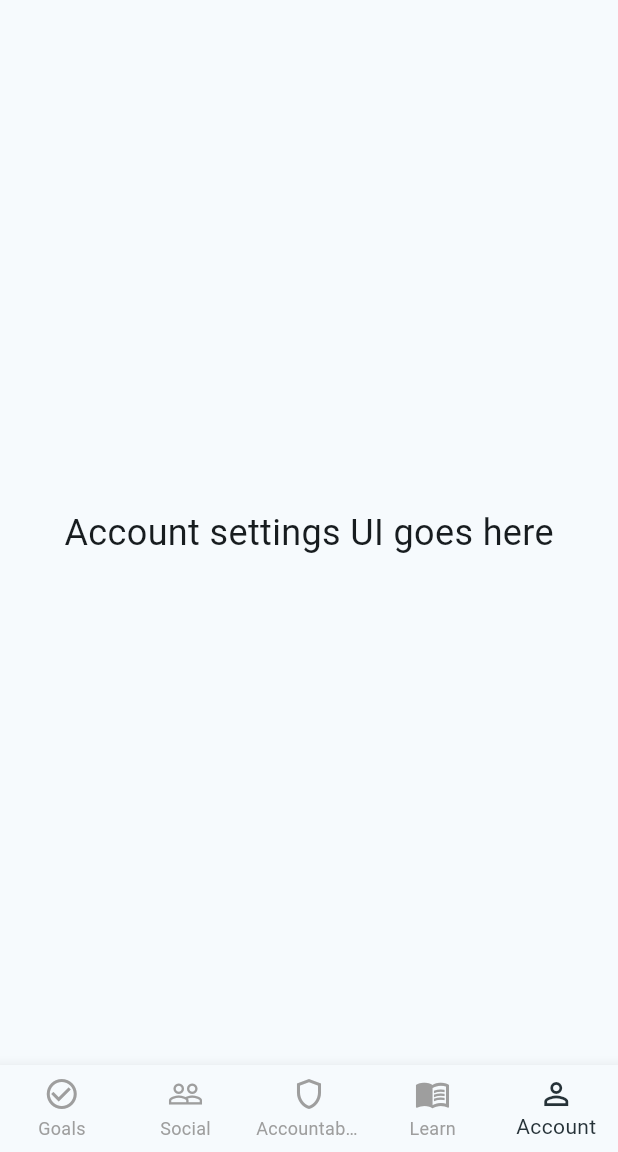
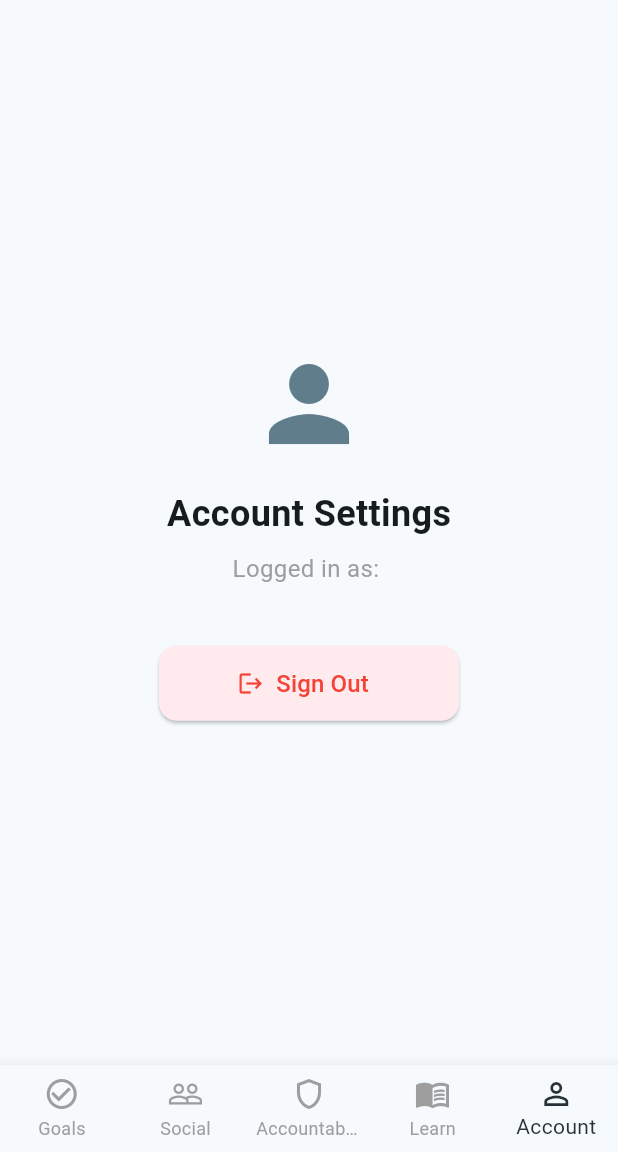
Before and after one commit to jaredroth98/Make-It-Happen, a Flutter app: the MainNavigation screen opened directly, item 5 of the bottom bar chosen, on a phone screen of 412 x 824 dp, the part 84-1236 px from its top. Run offline on Flutter 3.47's test engine with Material 3 defaults, Android fonts, the phone set to English and light mode, and no system bars; our stand-ins replace firebase_auth, firebase_core, table_calendar; accounts and stored records are empty.

Commit message:
Create sign out functionality

```diff
--- a/lib/main.dart
+++ b/lib/main.dart
@@ -4,6 +4,7 @@ import 'screens/accountability_screen.dart';
 import 'package:firebase_core/firebase_core.dart';
 import 'firebase_options.dart';
 import 'screens/login_screen.dart';
+import 'screens/account_screen.dart';
 
 // 1. The Spark Plug
 void main() async {
@@ -51,7 +52,7 @@ class _MainNavigationState extends State<MainNavigation> {
     const Center(child: Text('Social screen UI goes here', style: TextStyle(fontSize: 24))),
     const AccountabilityScreen(),
     const Center(child: Text("Learn UI goes here", style: TextStyle(fontSize: 24))),
-    const Center(child: Text('Account settings UI goes here', style: TextStyle(fontSize: 24))),
+    const AccountScreen(),
   ];
 
   // The function that runs when a tab is tapped
--- /dev/null
+++ b/lib/screens/account_screen.dart
@@ -0,0 +1,65 @@
+import 'package:flutter/material.dart';
+import '../services/auth_service.dart';
+import 'login_screen.dart';
+
+class AccountScreen extends StatelessWidget {
+  const AccountScreen({super.key});
+
+  @override
+  Widget build(BuildContext context) {
+    final authService = AuthService();
+    final currentUser = authService.currentUser;
+
+    return Center(
+      child: Column(
+        mainAxisAlignment: MainAxisAlignment.center,
+        children: [
+          const Icon(Icons.person, size: 80, color: Colors.blueGrey),
+          const SizedBox(height: 16),
+          const Text(
+            "Account Settings",
+            style: TextStyle(fontSize: 24, fontWeight: FontWeight.bold),
+          ),
+          const SizedBox(height: 8),
+
+          // Display the email of the currently logged-in user
+          Text(
+            "Logged in as: ${currentUser?.email ?? 'Unknown User'}",
+            style: const TextStyle(fontSize: 16, color: Colors.grey),
+          ),
+          const SizedBox(height: 40),
+
+          // The Sign Out Button
+          SizedBox(
+            width: 200,
+            height: 50,
+            child: ElevatedButton.icon(
+              icon: const Icon(Icons.logout),
+              label: const Text("Sign Out", style: TextStyle(fontSize: 16)),
+              style: ElevatedButton.styleFrom(
+                backgroundColor: Colors.red.shade50,
+                foregroundColor: Colors.red,
+                shape: RoundedRectangleBorder(borderRadius: BorderRadius.circular(12)),
+              ),
+              onPressed: () async {
+                // 1. Tell Firebase to terminate the session
+                await authService.signOut();
+
+                // 2. Kick the user back to the Login Screen
+                if (context.mounted) {
+                  // We use pushAndRemoveUntil to completely destroy the navigation history.
+                  // This prevents the user from hitting the "Back" arrow to bypass the login screen!
+                  Navigator.pushAndRemoveUntil(
+                    context,
+                    MaterialPageRoute(builder: (context) => const LoginScreen()),
+                    (route) => false,
+                  );
+                }
+              },
+            ),
+          ),
+        ],
+      ),
+    );
+  }
+}
```
